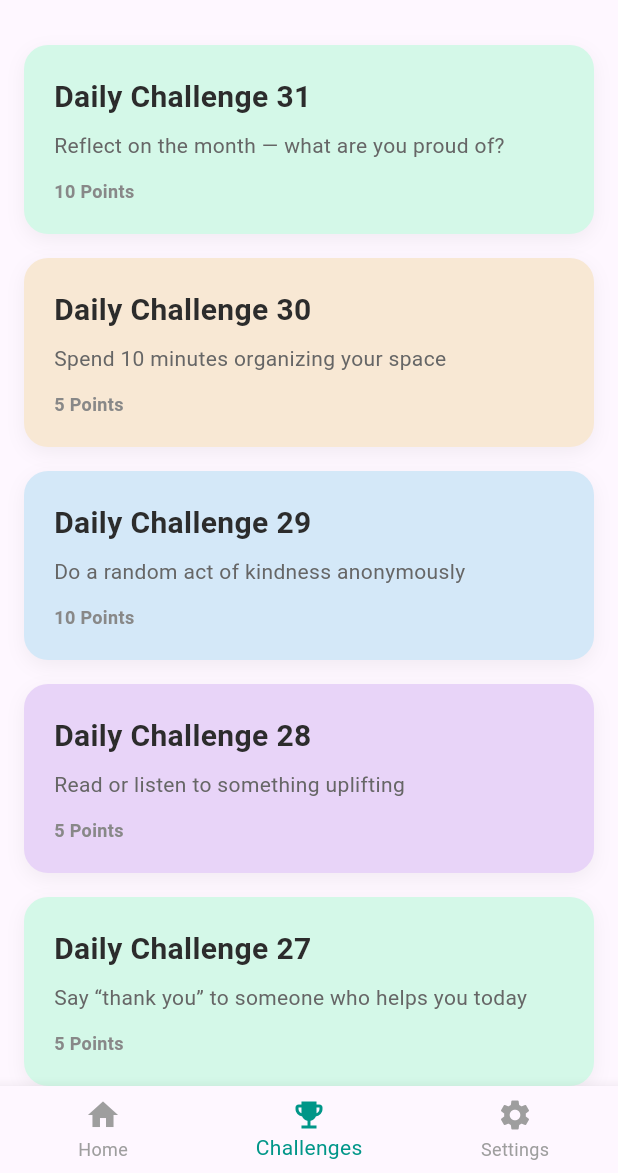
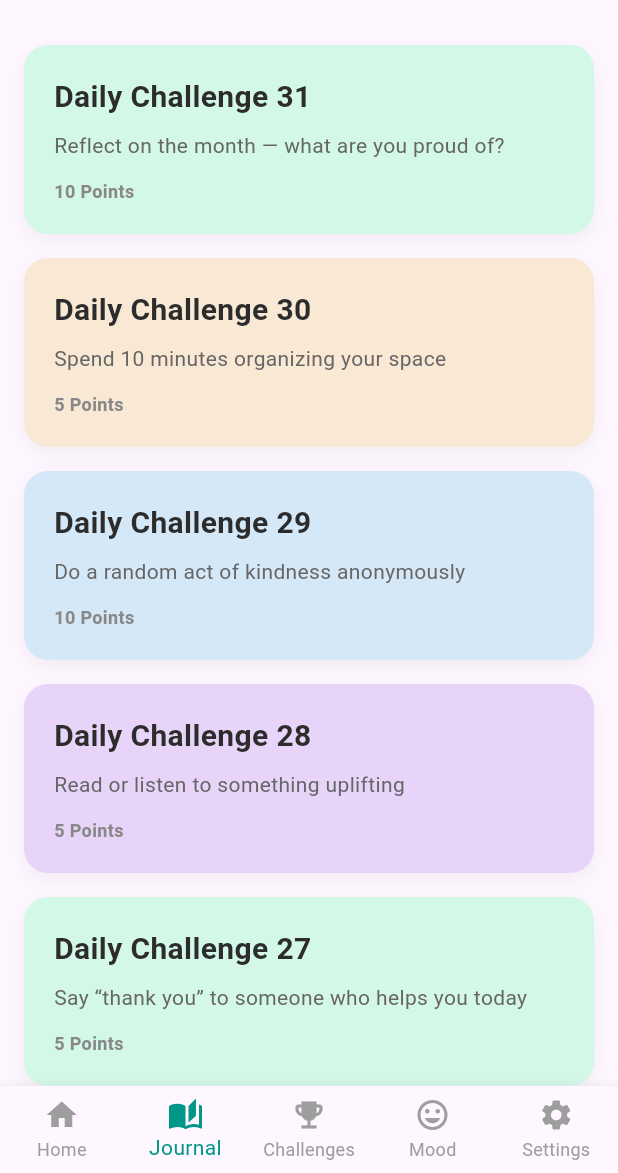
Before and after one commit to TomaszP05/Lester, a Flutter app: the screen it shows after launch, item 2 of the bottom bar chosen, on a phone screen of 412 x 824 dp, the part 63-1236 px from its top. Run offline on Flutter 3.47's test engine with Material 3 defaults, Android fonts, the phone set to English and light mode, and no system bars; our stand-ins replace sqflite; accounts and stored records are empty.

Commit message:
minor icon change :)

```diff
--- a/lib/main.dart
+++ b/lib/main.dart
@@ -54,7 +54,9 @@
         type: BottomNavigationBarType.fixed,
         items: const [
           BottomNavigationBarItem(icon: Icon(Icons.home), label: 'Home'),
+          BottomNavigationBarItem(icon: Icon(Icons.auto_stories), label: 'Journal'),
           BottomNavigationBarItem(icon: Icon(Icons.emoji_events), label: 'Challenges'),
+          BottomNavigationBarItem(icon: Icon(Icons.mood), label: 'Mood'),
           BottomNavigationBarItem(icon: Icon(Icons.settings), label: 'Settings'),
         ],
         currentIndex: _selectedIndex,
```
